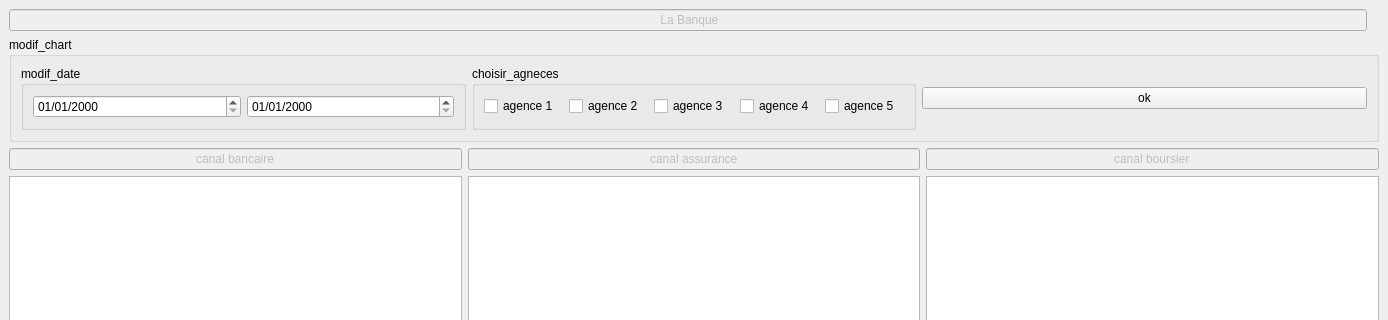
DARWICHAli/IHM, file IHM/mainwindow.ui: the form before one commit; both pictures show x 0 to 1388 and y 0 to 320 of the 1388 by 776 pixel window.
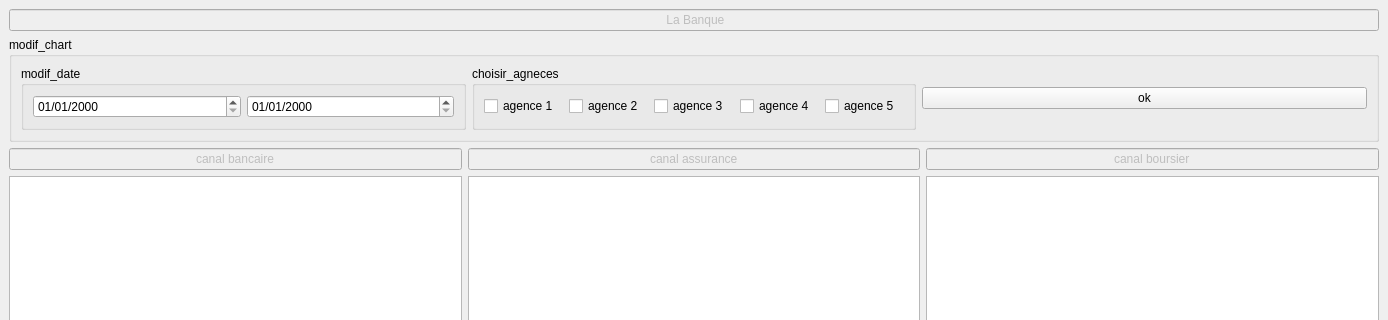
The form after the commit. Custom widgets are drawn as their Qt base class.

What changed in the file:
```diff
--- a/IHM/mainwindow.ui
+++ b/IHM/mainwindow.ui
@@ -233,29 +233,6 @@
       </layout>
      </widget>
     </item>
-    <item row="1" column="0">
-     <widget class="QLineEdit" name="lineEdit_title">
-      <property name="enabled">
-       <bool>false</bool>
-      </property>
-      <property name="inputMethodHints">
-       <set>Qt::ImhNone</set>
-      </property>
-      <property name="text">
-       <string> La Banque</string>
-      </property>
-      <property name="alignment">
-       <set>Qt::AlignCenter</set>
-      </property>
-     </widget>
-    </item>
-    <item row="5" column="0" colspan="3">
-     <widget class="QPushButton" name="pushButton_2">
-      <property name="text">
-       <string>info_on_prêt</string>
-      </property>
-     </widget>
-    </item>
     <item row="2" column="0" colspan="3">
      <widget class="QGroupBox" name="groupBox_3">
       <property name="title">
@@ -348,6 +325,29 @@
       </layout>
      </widget>
     </item>
+    <item row="1" column="0" colspan="3">
+     <widget class="QLineEdit" name="lineEdit_title">
+      <property name="enabled">
+       <bool>false</bool>
+      </property>
+      <property name="inputMethodHints">
+       <set>Qt::ImhNone</set>
+      </property>
+      <property name="text">
+       <string> La Banque</string>
+      </property>
+      <property name="alignment">
+       <set>Qt::AlignCenter</set>
+      </property>
+     </widget>
+    </item>
+    <item row="5" column="0" colspan="3">
+     <widget class="QPushButton" name="pushButton_2">
+      <property name="text">
+       <string>info_on_prêt</string>
+      </property>
+     </widget>
+    </item>
    </layout>
   </widget>
   <widget class="QStatusBar" name="statusbar"/>
```
Left out of the diff: 14 changed lines with no effect on the pictures.
